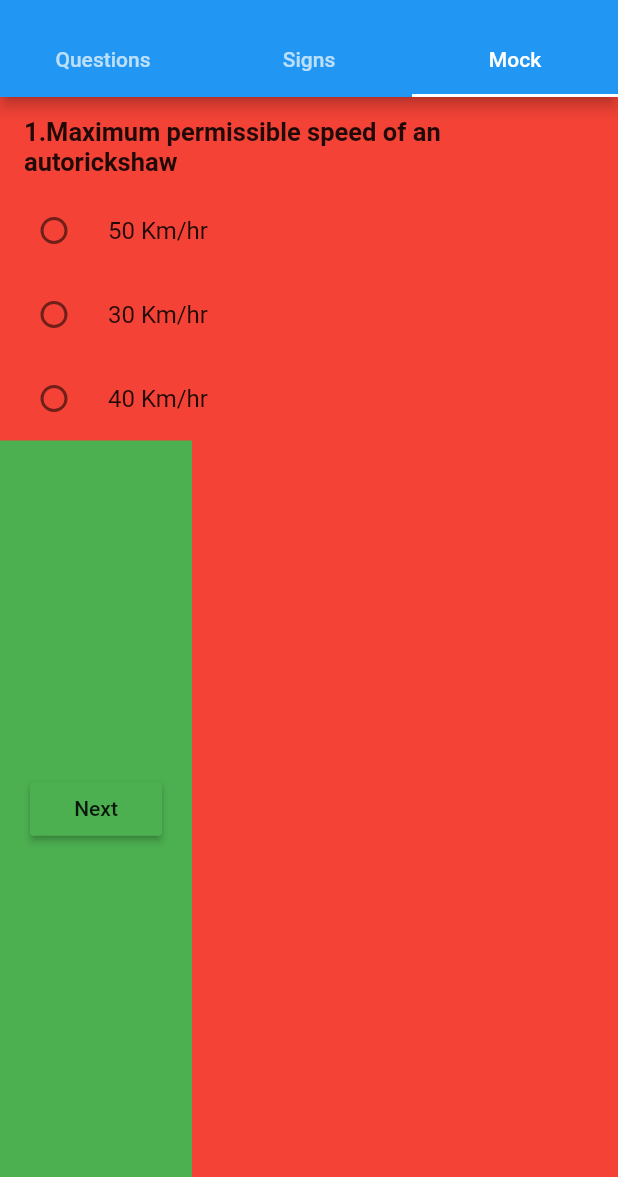
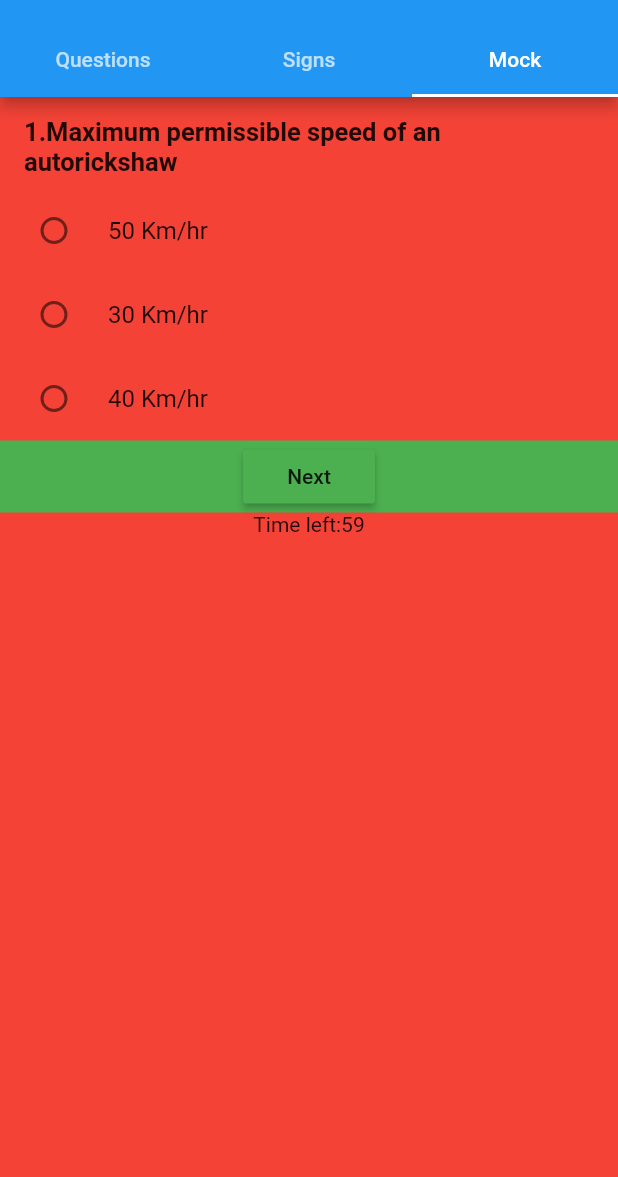
Before and after one commit to sheminanto/learners_app, a Flutter app: the screen it shows after launch, tab 3 chosen, on a phone screen of 412 x 824 dp, the part 59-1236 px from its top. Run offline on Flutter 3.47's test engine with Material 2 defaults, Android fonts, the phone set to English and light mode, and no system bars.

Commit message:
Update mock.dart

```diff
--- a/lib/mock.dart
+++ b/lib/mock.dart
@@ -1,3 +1,5 @@
+
+
 import 'package:flutter/cupertino.dart';
 import 'package:flutter/material.dart';
 import 'dart:async';
@@ -13,6 +15,7 @@ class Mock extends StatefulWidget {
 }
 
 class _MockState extends State<Mock> {
+  int counter;
   int selectedOption = 0;
   int count;
   Timer _timer;
@@ -75,12 +78,28 @@ class _MockState extends State<Mock> {
 
   _startTimer() {
     print("------------Starting Timer----------------");
-    count = 10;
-    _timer = Timer(Duration(seconds: 600), _stopTimer);
-    print(_timer.tick);
-    count--;
-    print(_timer.runtimeType);
+    counter = 60;
+    _timer = Timer.periodic(Duration(seconds: 1), (timer) {
+      if (counter > 0) {
+        setState(() {
+          counter--;
+        });
       }
+      else
+        {
+          setState(() {
+            _timer.cancel();
+            timeout=true;});
+
+          }
+
+    });
+  }
+
+
+
+
+
 
   _stopTimer() {
     print("-------------Time Elapsed-----------------");
@@ -137,23 +156,43 @@ class _MockState extends State<Mock> {
                     setSelectedOption(val);
                   },
                 ),
-                Expanded(
-                    child: Row(
-                  mainAxisAlignment: MainAxisAlignment.spaceBetween,
-                  crossAxisAlignment: CrossAxisAlignment.stretch,
-                  children: [
                 Container(
+
+                  width:double.infinity,
+//                  margin: EdgeInsets.all(10),
                   color: Colors.green,
-                      padding: EdgeInsets.all(20),
-                      alignment: Alignment.center,
+//                  padding: EdgeInsets.all(20),
+                  alignment: Alignment.bottomCenter,
                   child: RaisedButton(
+
                     child: Text("Next"),
                     color: Colors.green,
                     onPressed: _answerQuestion,
                   ),
+
                 ),
-                  ],
-                ))
+                Text("Time left:$counter"),
+//                Expanded(
+//
+//                    child: Row(
+//                  mainAxisAlignment: MainAxisAlignment.spaceBetween,
+//                  crossAxisAlignment: CrossAxisAlignment.stretch,
+//                  children: [
+//                    Container(
+//                      width:double.infinity,
+//                      margin: EdgeInsets.all(10),
+//                      color: Colors.green,
+//                      padding: EdgeInsets.all(20),
+//                      alignment: Alignment.center,
+//                      child: RaisedButton(
+//
+//                        child: Text("Next"),
+//                        color: Colors.green,
+//                        onPressed: _answerQuestion,
+//                      ),
+//                    ),
+//                  ],
+//                ))
               ],
             ))
         : Container(
```
Lines whose indentation alone changed are shown as unchanged.
